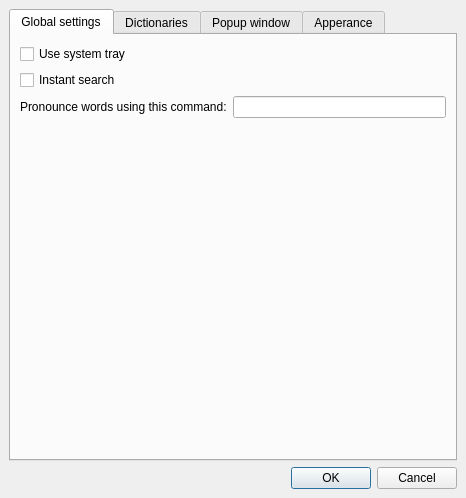
Above: qstardict/settingsdialog.ui from qstardict/qstardict before the change. Below: the same form after it.
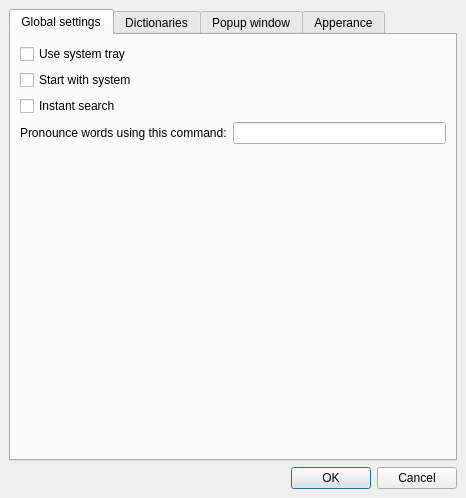
That is the form after the change. Icons and pictures are not drawn. Custom widgets are drawn as their Qt base class.

Commit message: + added autostart feature on linux and windows

```diff
--- a/qstardict/settingsdialog.ui
+++ b/qstardict/settingsdialog.ui
@@ -1,11 +1,11 @@
 <ui version="4.0" >
  <class>QStarDict::SettingsDialog</class>
- <widget class="QDialog" name="QStarDict::SettingsDialog" >
-  <property name="geometry" >
+ <widget class="QDialog" name="QStarDict::SettingsDialog">
+  <property name="geometry">
    <rect>
     <x>0</x>
     <y>0</y>
-    <width>463</width>
+    <width>466</width>
     <height>498</height>
    </rect>
   </property>
@@ -53,8 +53,15 @@
         </widget>
        </item>
        <item>
-        <widget class="QCheckBox" name="instantSearchBox" >
-         <property name="text" >
+        <widget class="QCheckBox" name="autostartBox">
+         <property name="text">
+          <string>Start with system</string>
+         </property>
+        </widget>
+       </item>
+       <item>
+        <widget class="QCheckBox" name="instantSearchBox">
+         <property name="text">
           <string>Instant search</string>
          </property>
         </widget>
```
Left out of the diff: 373 changed lines with no effect on the pictures. The commit also changes 3 other files.
